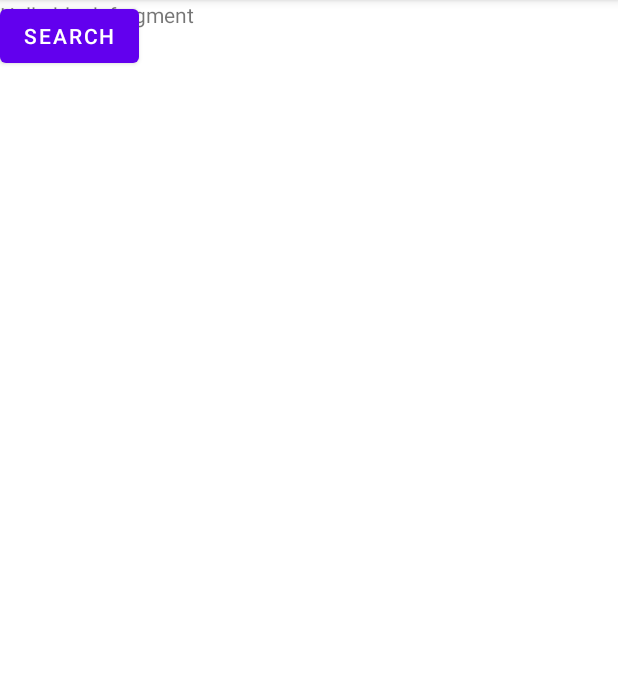
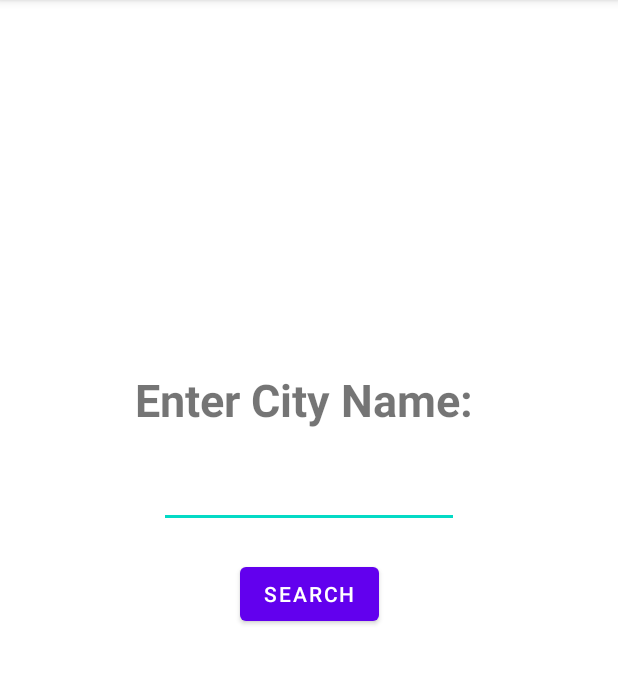
Before and after one commit to aaronb305/WeatherApp, an Android app: the screen it shows after launch (MainActivity), on a phone screen of 412 x 824 dp, the part 84-768 px from its top. Run offline under Robolectric (Android 15) with nearby library versions, the phone set to English and light mode, and no system bars; our stand-ins replace navigation-ui.

```diff
--- a/app/src/main/res/layout/fragment_search_city.xml
+++ b/app/src/main/res/layout/fragment_search_city.xml
@@ -1,20 +1,43 @@
 <?xml version="1.0" encoding="utf-8"?>
-<FrameLayout xmlns:android="http://schemas.android.com/apk/res/android"
+<androidx.constraintlayout.widget.ConstraintLayout xmlns:android="http://schemas.android.com/apk/res/android"
     xmlns:tools="http://schemas.android.com/tools"
     android:layout_width="match_parent"
     android:layout_height="match_parent"
-    tools:context=".views.SearchCityFragment">
+    xmlns:app="http://schemas.android.com/apk/res-auto"
+    tools:context=".views.SearchCityFragment"
+    android:padding="10dp">
 
-    <!-- TODO: Update blank fragment layout -->
     <TextView
-        android:layout_width="match_parent"
-        android:layout_height="match_parent"
-        android:text="@string/hello_blank_fragment" />
+        android:id="@+id/cityName"
+        android:layout_width="wrap_content"
+        android:layout_height="wrap_content"
+        android:layout_marginTop="236dp"
+        android:gravity="center"
+        android:text="Enter City Name: "
+        android:textSize="30sp"
+        android:textStyle="bold"
+        app:layout_constraintEnd_toEndOf="parent"
+        app:layout_constraintStart_toStartOf="parent"
+        app:layout_constraintTop_toTopOf="parent" />
+
+    <EditText
+        android:id="@+id/enterCityName"
+        android:layout_width="200dp"
+        android:layout_height="wrap_content"
+        android:layout_marginTop="20dp"
+        android:gravity="center"
+        app:layout_constraintTop_toBottomOf="@id/cityName"
+        app:layout_constraintStart_toStartOf="parent"
+        app:layout_constraintEnd_toEndOf="parent"/>
 
     <Button
         android:id="@+id/searchButton"
         android:layout_width="wrap_content"
         android:layout_height="wrap_content"
-        android:text="Search"/>
+        android:text="Search"
+        android:layout_marginTop="20dp"
+        app:layout_constraintTop_toBottomOf="@id/enterCityName"
+        app:layout_constraintStart_toStartOf="parent"
+        app:layout_constraintEnd_toEndOf="parent"/>
 
-</FrameLayout>
+</androidx.constraintlayout.widget.ConstraintLayout>
--- a/app/src/main/res/navigation/weather_nav.xml
+++ b/app/src/main/res/navigation/weather_nav.xml
@@ -23,6 +23,9 @@
         <action
             android:id="@+id/action_forecastFragment_to_detailsFragment"
             app:destination="@id/detailsFragment" />
+        <action
+            android:id="@+id/action_forecastFragment_to_searchFragment"
+            app:destination="@id/searchFragment" />
     </fragment>
     <fragment
         android:id="@+id/detailsFragment"
@@ -32,6 +35,9 @@
         <action
             android:id="@+id/action_detailsFragment_to_searchFragment"
             app:destination="@id/searchFragment" />
+        <action
+            android:id="@+id/action_detailsFragment_to_forecastFragment"
+            app:destination="@id/forecastFragment" />
     </fragment>
 
 </navigation>
--- a/app/src/main/res/values/strings.xml
+++ b/app/src/main/res/values/strings.xml
@@ -8,4 +8,5 @@
     <string name="temperature">Temp:</string>
     <string name="feels_like">Feels like:</string>
     <string name="date_and_time">Date and time:</string>
+    <string name="back">Back</string>
 </resources>
```
Also changed, not shown: app/src/main/java/com/example/myweatherapp/views/ForecastFragment.kt (+9 -0 lines), app/src/main/res/drawable/ic_baseline_arrow_back_ios_24.xml (added, +11 -0 lines), app/src/main/res/layout/forecast_item.xml (+8 -7 lines), app/src/main/res/layout/fragment_forecast.xml (+16 -4 lines).
